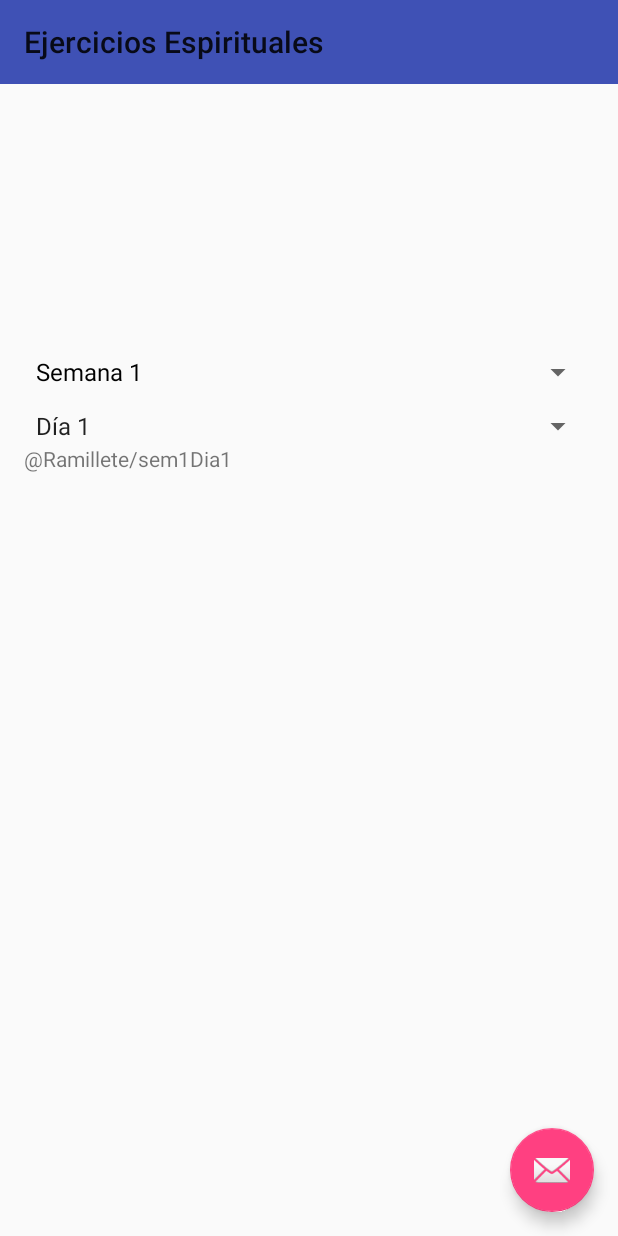
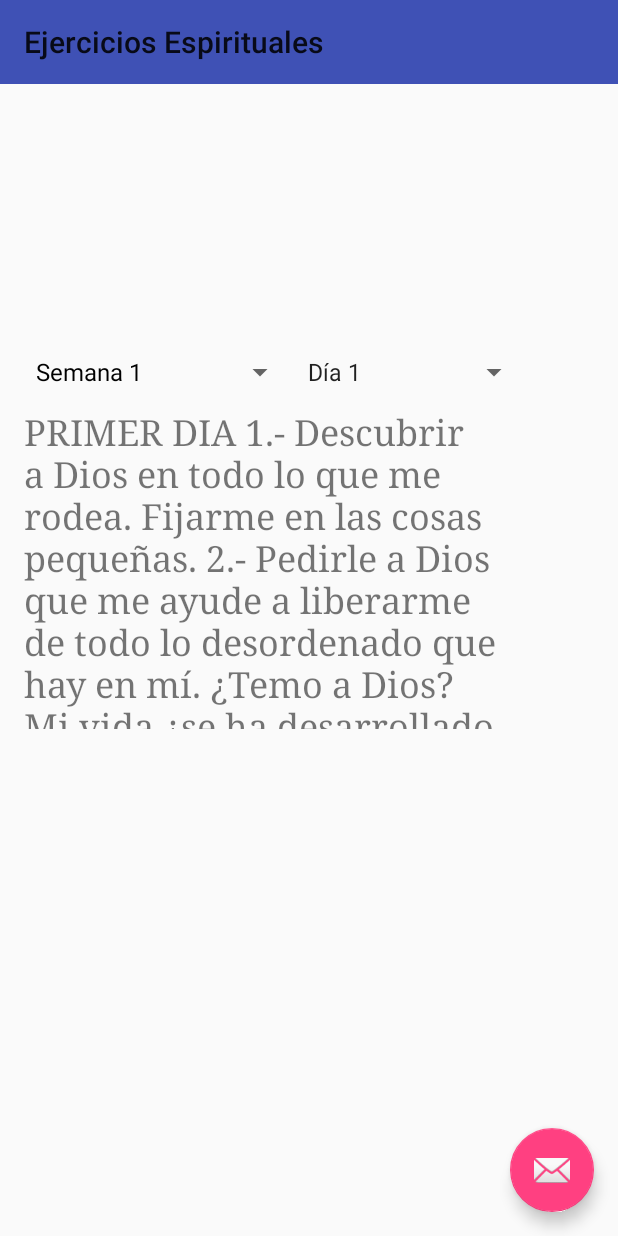
Before and after one commit to julius5/RamilleteSFJ, an Android app: the ejercicios_esp screen opened directly, with no data from a screen before it, on a phone screen of 412 x 824 dp. Run offline under Robolectric (Android 15) with nearby library versions, the phone set to English and light mode, and no system bars.

Commit message:
Ya jala spinner y el texto Hecho por Erick xD

```diff
--- a/app/src/main/res/layout/content_ejercicios_esp.xml
+++ b/app/src/main/res/layout/content_ejercicios_esp.xml
@@ -13,8 +13,22 @@
     tools:context="com.ramillete.sfj.ramilletesfj.ejercicios_esp"
     tools:showIn="@layout/activity_ejercicios_esp">
 
+    <ScrollView
+        android:layout_width="match_parent"
+        android:layout_height="match_parent">
+
+    </ScrollView>
+
+    <TableLayout
+        android:layout_width="match_parent"
+        android:layout_height="match_parent">
+
+        <TableRow
+            android:layout_width="match_parent"
+            android:layout_height="match_parent" >
+
             <LinearLayout
-        android:orientation="vertical"
+                android:orientation="horizontal"
                 android:layout_width="match_parent"
                 android:layout_height="match_parent"
                 android:layout_alignParentBottom="true"
@@ -25,7 +39,7 @@
                 android:weightSum="1">
 
                 <Spinner
-            android:layout_width="match_parent"
+                    android:layout_width="181dp"
                     android:layout_height="wrap_content"
                     android:id="@+id/spinnerSemana"
                     style="@style/Widget.AppCompat.Light.Spinner.DropDown.ActionBar" />
@@ -35,11 +49,57 @@
                     android:layout_height="wrap_content"
                     android:id="@+id/spinnerDia" />
 
+            </LinearLayout>
+        </TableRow>
+
+        <TableRow
+            android:layout_width="match_parent"
+            android:layout_height="match_parent" >
+
+            <ScrollView
+                android:layout_width="match_parent"
+                android:layout_height="match_parent">
+
+                <TableLayout
+                    android:layout_width="match_parent"
+                    android:layout_height="wrap_content">
+
+                    <TableRow
+                        android:layout_width="match_parent"
+                        android:layout_height="match_parent" >
+
                         <TextView
+                            android:layout_width="337dp"
+                            android:layout_height="214dp"
+                            android:id="@+id/textViewEjercicios"
+                            android:textSize="24sp"
+                            android:typeface="serif" />
+                    </TableRow>
+
+                    <TableRow
                         android:layout_width="match_parent"
-            android:layout_height="wrap_content"
-            android:id="@+id/textViewEjercicios"
-            android:layout_weight="0.78" />
+                        android:layout_height="match_parent" />
 
-    </LinearLayout>
+                    <TableRow
+                        android:layout_width="match_parent"
+                        android:layout_height="match_parent" />
+
+                    <TableRow
+                        android:layout_width="match_parent"
+                        android:layout_height="match_parent" />
+                </TableLayout>
+            </ScrollView>
+        </TableRow>
+
+        <TableRow
+            android:layout_width="match_parent"
+            android:layout_height="match_parent" >
+
+        </TableRow>
+
+        <TableRow
+            android:layout_width="match_parent"
+            android:layout_height="match_parent" />
+    </TableLayout>
+
 </RelativeLayout>
--- a/app/src/main/res/values/Ramillete.xml
+++ b/app/src/main/res/values/Ramillete.xml
@@ -32,6 +32,8 @@ Al terminar
 4. Das las gracias por el rato que has pasado en su presencia.
 5. Rezas despacio un Avemaría a Nuestra Señora.
 </string>
+
+    <string name="error">Esto es un error</string>
 
     <string name="sem1Dia1">PRIMER DIA
 
```
Also changed, not shown: app/src/main/java/com/ramillete/sfj/ramilletesfj/ejercicios_esp.java (+56 -5 lines). Lines whose indentation alone changed are shown as unchanged.
